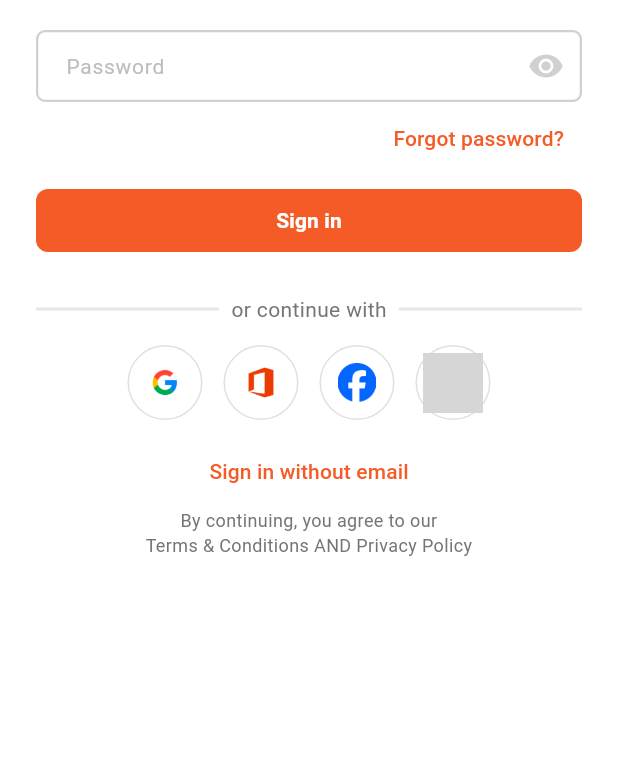
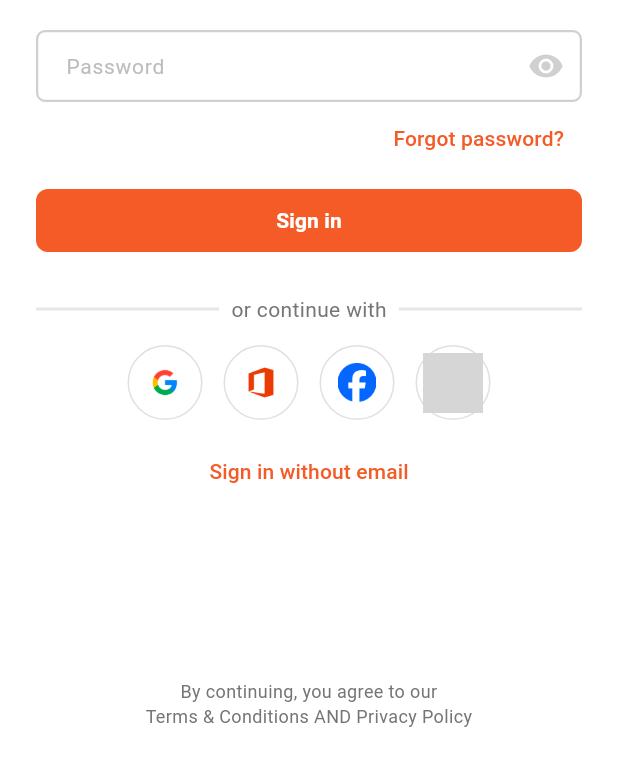
Before and after one commit to Phsithzz/CloneMobileApp, a Flutter app: the screen it shows after launch, on a phone screen of 412 x 824 dp, the part 453-1236 px from its top. Run offline on Flutter 3.47's test engine with Material 3 defaults, Android fonts, the phone set to English and light mode, and no system bars; grey boxes are pictures that could not be loaded.

Commit message:
fix footer in login page

```diff
--- a/lib/screens/login_page.dart
+++ b/lib/screens/login_page.dart
@@ -9,8 +9,12 @@ class LoginPage extends StatelessWidget {
       backgroundColor: Colors.white,
 
       body: SafeArea(
-        child: SingleChildScrollView(
-          padding: EdgeInsets.all(24),
+        child: LayoutBuilder(
+          builder: (context, constraints) {
+            return SingleChildScrollView(
+              padding: const EdgeInsets.all(24),
+              child: ConstrainedBox(
+                constraints: BoxConstraints(minHeight: constraints.maxHeight),
                 child: Column(
                   mainAxisAlignment: MainAxisAlignment.spaceBetween,
                   children: [
@@ -19,7 +23,10 @@ class LoginPage extends StatelessWidget {
                         Row(
                           mainAxisAlignment: MainAxisAlignment.spaceBetween,
                           children: [
-                      Icon(Icons.arrow_back_ios, color: Color(0xffF45B26)),
+                            Icon(
+                              Icons.arrow_back_ios,
+                              color: Color(0xffF45B26),
+                            ),
                             Row(
                               children: [
                                 Image.asset(
@@ -308,15 +315,24 @@ class LoginPage extends StatelessWidget {
                       ],
                     ),
 
+                    Column(
+                      children: [
                         Text(
                           "By continuing, you agree to our\nTerms & Conditions AND Privacy Policy",
                           textAlign: TextAlign.center,
-                style: TextStyle(color: Colors.grey[600], fontSize: 12),
+                          style: TextStyle(
+                            color: Colors.grey[600],
+                            fontSize: 12,
                           ),
-
-              const SizedBox(height: 10),
+                        ),
+                        const SizedBox(height: 60),
                       ],
                     ),
+                  ],
+                ),
+              ),
+            );
+          },
         ),
       ),
     );
```
Lines whose indentation alone changed are shown as unchanged.
